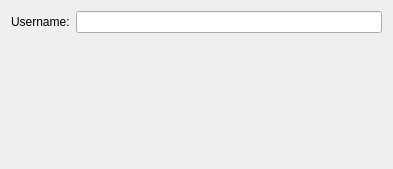
0xd34df00d/leechcraft, file src/plugins/azoth/plugins/velvetbird/accregfirstpage.ui: the form before one commit.
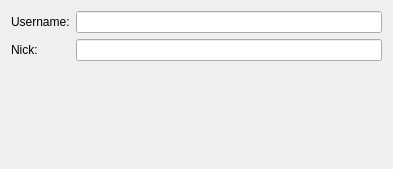
The form after the commit.

What changed in the file:
```diff
--- a/src/plugins/azoth/plugins/velvetbird/accregfirstpage.ui
+++ b/src/plugins/azoth/plugins/velvetbird/accregfirstpage.ui
@@ -24,6 +24,16 @@
    <item row="0" column="1">
     <widget class="QLineEdit" name="Name_"/>
    </item>
+   <item row="1" column="0">
+    <widget class="QLabel" name="label_2">
+     <property name="text">
+      <string>Nick:</string>
+     </property>
+    </widget>
+   </item>
+   <item row="1" column="1">
+    <widget class="QLineEdit" name="Nick_"/>
+   </item>
   </layout>
  </widget>
  <resources/>
```
